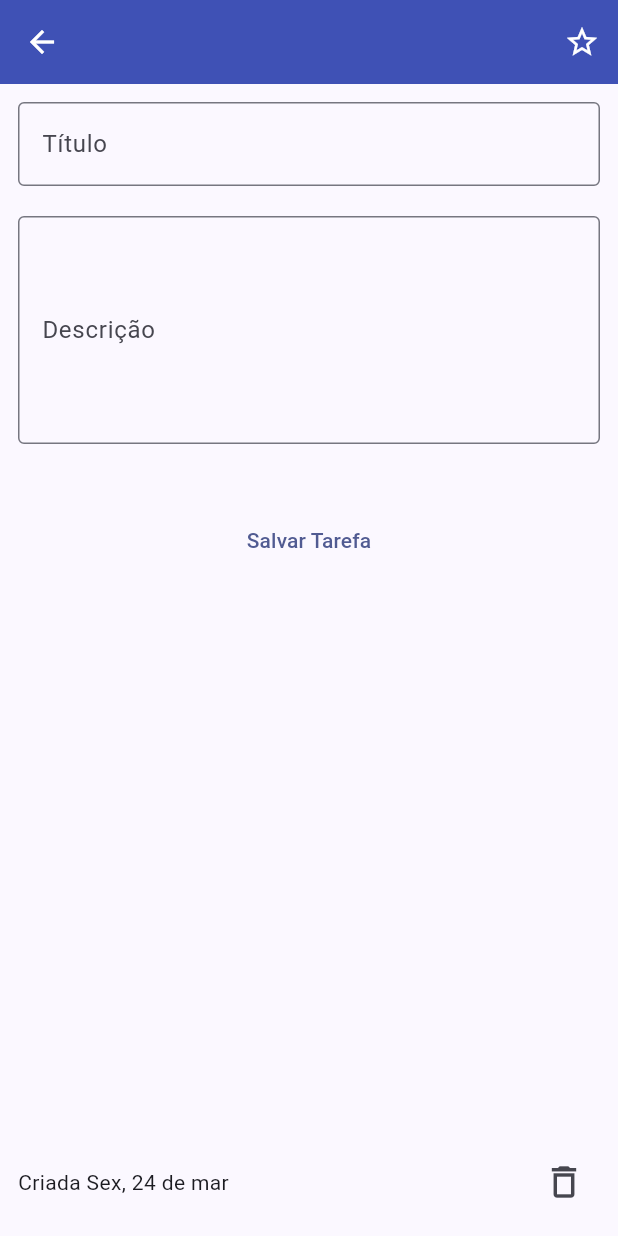
After one commit to Leokrindges/todo_list, a Flutter app: the TaskDetailPage screen opened directly, on a phone screen of 412 x 824 dp. The commit adds this screen. Run offline on Flutter 3.47's test engine with Material 3 defaults, Android fonts, the phone set to English and light mode, and no system bars.

Commit message:
feat: Add task detail page and navigation from task list

```diff
--- a/lib/pages/add_tasks_list.page.dart
+++ b/lib/pages/add_tasks_list.page.dart
@@ -1,5 +1,6 @@
 import 'package:flutter/material.dart';
 import 'package:todo_list/model/task.model.dart';
+import 'package:todo_list/pages/task_detail.page.dart';
 import 'package:todo_list/widgets/add_task.widget.dart';
 
 class TasksListPage extends StatefulWidget {
@@ -62,7 +63,11 @@ class _TasksListPageState extends State<TasksListPage> {
                     });
                   },
                 ),
-                onTap: () {},
+                onTap: () {
+                  Navigator.of(context).push(
+                    MaterialPageRoute(builder: (context) => TaskDetailPage()),
+                  );
+                },
                 shape: RoundedRectangleBorder(
                   borderRadius: BorderRadius.circular(10.0),
                 ),
--- /dev/null
+++ b/lib/pages/task_detail.page.dart
@@ -0,0 +1,49 @@
+import 'package:flutter/material.dart';
+
+class TaskDetailPage extends StatelessWidget {
+  const TaskDetailPage({super.key});
+
+  @override
+  Widget build(BuildContext context) {
+    return Scaffold(
+      appBar: AppBar(
+        actions: [IconButton(onPressed: () {}, icon: Icon(Icons.star_border))],
+      ),
+      body: Padding(
+        padding: EdgeInsets.all(12.0),
+        child: Column(
+          children: [
+            TextField(
+              decoration: InputDecoration(
+                labelText: 'Título',
+                border: OutlineInputBorder(),
+              ),
+            ),
+            SizedBox(height: 20),
+            TextField(
+              maxLines: 5,
+              decoration: InputDecoration(
+                labelText: 'Descrição',
+                border: OutlineInputBorder(),
+              ),
+            ),
+            SizedBox(height: 40),
+            TextButton(onPressed: () {}, child: Text('Salvar Tarefa')),
+            Spacer(),
+            Row(
+              mainAxisAlignment: MainAxisAlignment.spaceBetween,
+              children: [
+                Text('Criada Sex, 24 de mar'),
+                IconButton(
+                  onPressed: () {},
+                  icon: Icon(Icons.delete_outline),
+                  iconSize: 28,
+                ),
+              ],
+            ),
+          ],
+        ),
+      ),
+    );
+  }
+}
```
